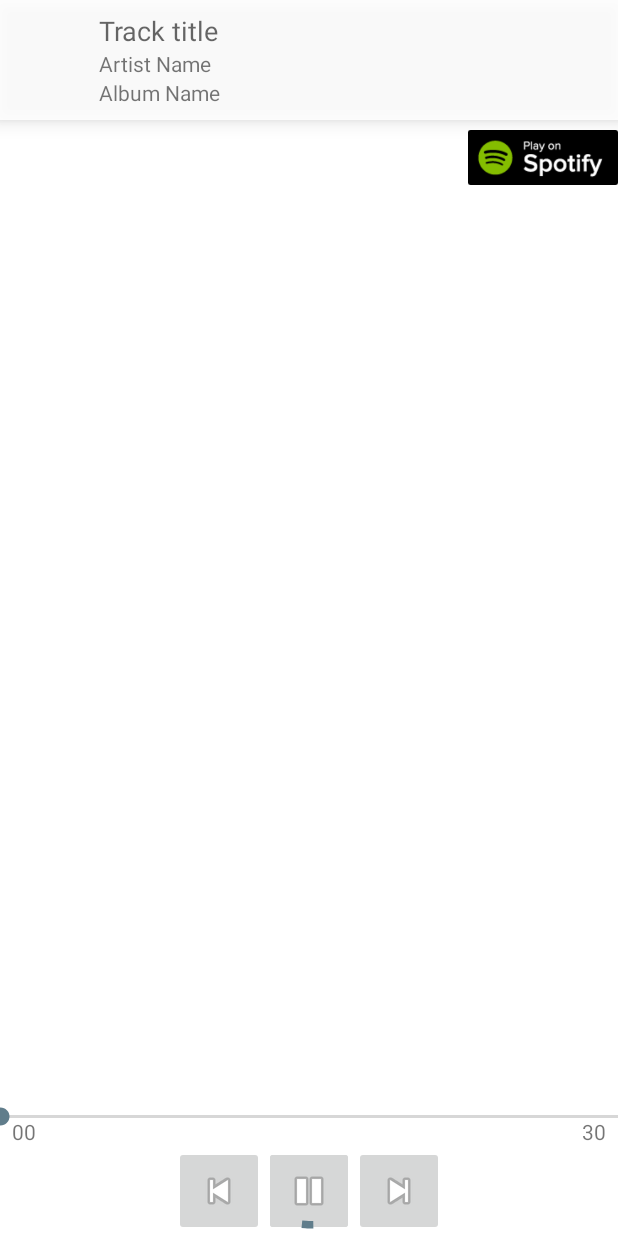
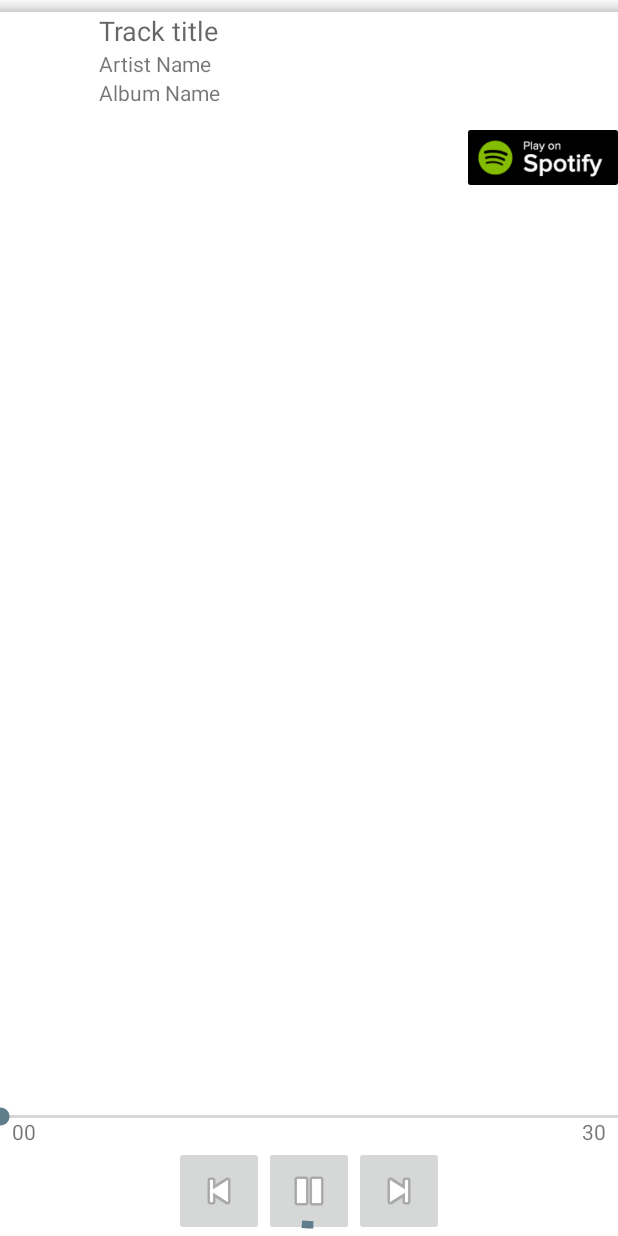
Before and after one commit to CaveFeet/android_spotify_streamer, an Android app: the layout fragment_playback.xml on its own in the app's theme, with its tools: preview values and no code run, on a phone screen of 412 x 824 dp. Run offline under Robolectric (Android 15) with nearby library versions, the light colour scheme and no system bars.

Commit message:
Added top shadow to playback fragment view

```diff
--- a/app/src/main/java/com/n8/spotifystreamer/playback/PlaybackFragmentView.java
+++ b/app/src/main/java/com/n8/spotifystreamer/playback/PlaybackFragmentView.java
@@ -44,6 +44,9 @@ public class PlaybackFragmentView extends BaseFragmentView<PlaybackController> {
 
   @InjectView(R.id.fragment_playback_album_image)
   ImageView mAlbumArtImageView;
+
+  @InjectView(R.id.fragment_playback_header_shadow)
+  ImageView mHeaderShadowImageView;
 
   @InjectView(R.id.fragment_playback_header_track_title_textView)
   TextView mHeaderTrackTitleTextView;
--- a/app/src/main/res/layout/fragment_playback.xml
+++ b/app/src/main/res/layout/fragment_playback.xml
@@ -4,11 +4,11 @@
     android:layout_width="match_parent"
     android:layout_height="match_parent"
     xmlns:tools="http://schemas.android.com/tools"
-    android:background="@android:color/white"
     >
     <RelativeLayout
         android:layout_width="match_parent"
         android:layout_height="match_parent"
+        android:background="@android:color/white"
         >
 
         <ImageView
@@ -115,11 +115,24 @@
             android:id="@+id/fragment_playback_header"
             android:layout_width="match_parent"
             android:layout_height="@dimen/playback_fragment_header_height"
+            android:background="@android:color/transparent"
+            android:elevation="@dimen/fragment_playback_header_elevation"
+            >
+
+            <ImageView
+                android:id="@+id/fragment_playback_header_shadow"
+                android:layout_width="match_parent"
+                android:layout_height="@dimen/keyline_0"
+                android:src="@drawable/shadow"
+                />
+
+            <RelativeLayout
+                android:layout_width="match_parent"
+                android:layout_height="match_parent"
+                android:background="@color/playback_fragment_header"
+                android:padding="@dimen/keyline_0"
                 android:layout_alignParentTop="true"
                 android:layout_centerHorizontal="true"
-            android:background="@color/playback_fragment_header"
-            android:elevation="@dimen/fragment_playback_header_elevation"
-            android:padding="@dimen/keyline_0"
                 >
 
                 <ImageView
@@ -210,6 +223,7 @@
 
                 </LinearLayout>
             </RelativeLayout>
+        </RelativeLayout>
 
         <ImageView
             android:id="@+id/fragment_playback_spotify_badge_imageView"
--- a/app/src/main/res/values/colors.xml
+++ b/app/src/main/res/values/colors.xml
@@ -13,6 +13,6 @@
     <color name="accent">#607D8B</color>
     <color name="accent_light">#90A4AE</color>
 
-    <color name="playback_fragment_header">#DDFFFFFF</color>
+    <color name="playback_fragment_header">#AAFFFFFF</color>
     <color name="playback_fragment_media_controls_container">#AAFFFFFF</color>
 </resources>
--- /dev/null
+++ b/n8droid/src/main/res/drawable/shadow.xml
@@ -0,0 +1,12 @@
+<?xml version="1.0" encoding="utf-8"?>
+<shape xmlns:android="http://schemas.android.com/apk/res/android" >
+
+  <gradient
+      android:startColor="#11000000"
+      android:centerColor="#44000000"
+      android:endColor="#99000000"
+      android:type="linear"
+      android:angle="270"
+      />
+
+</shape>
```
Also changed, not shown: app/src/main/java/com/n8/spotifystreamer/playback/PlaybackFragment.java (+47 -0 lines). Lines whose indentation alone changed are shown as unchanged.
